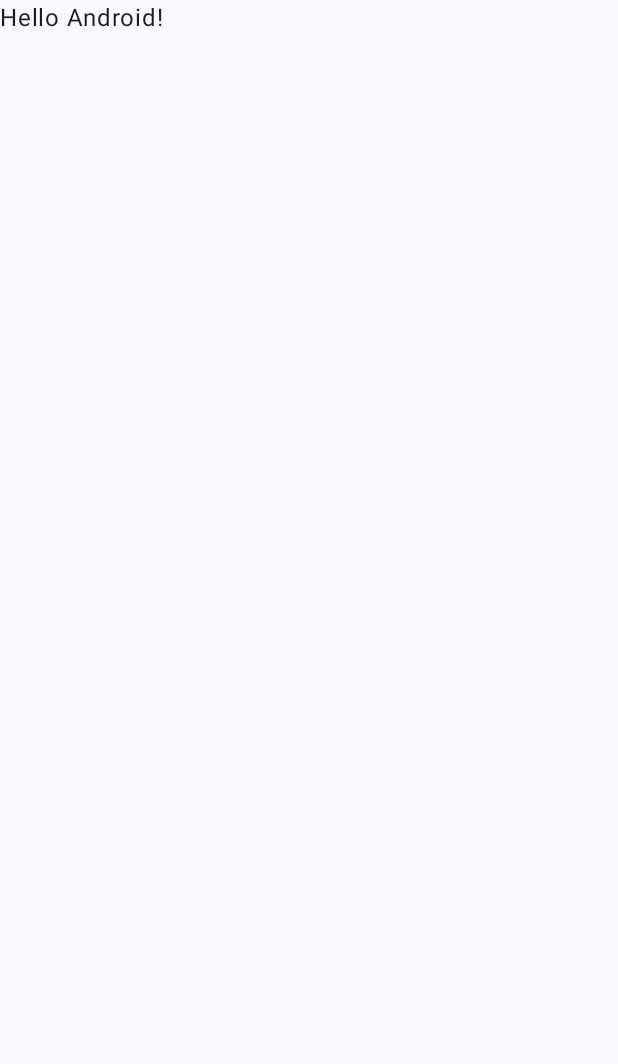
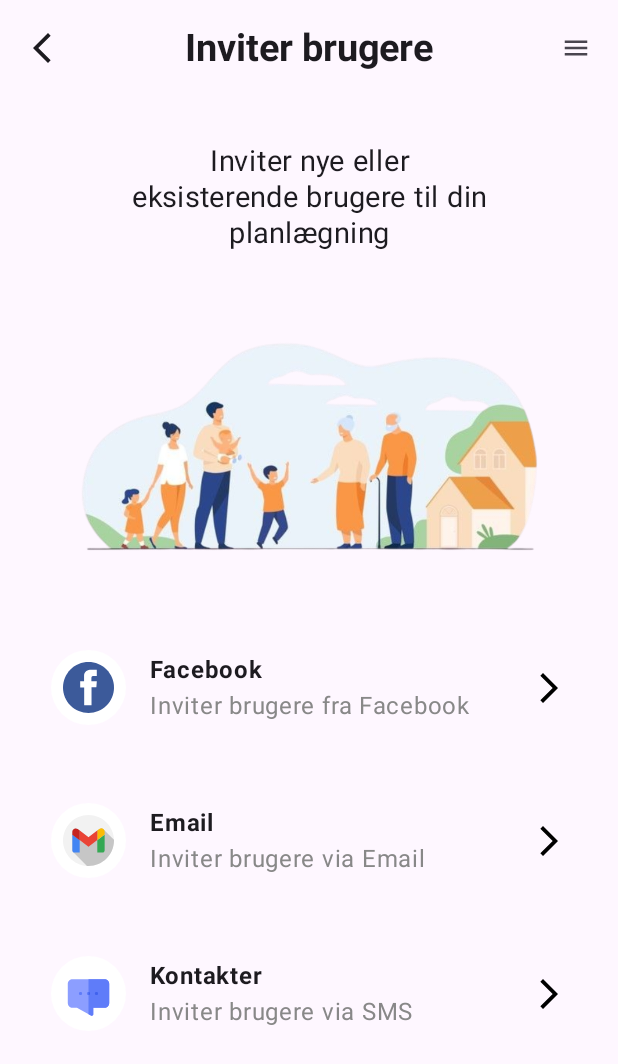
Before and after one commit to DrClocktor/Min-Strom, an Android app built with Jetpack Compose: the screen it shows after launch (MainActivity), on a phone screen of 412 x 824 dp. Before the commit the part shown is almost empty. Shown: the top 1064 px of the screen. Run offline under Robolectric (Android 15) with nearby library versions, the phone set to English and light mode, and no system bars.

Commit message:
InviteUsersScreen og InviteUsersSms

```diff
--- a/app/src/main/java/com/example/minstrom/MainActivity.kt
+++ b/app/src/main/java/com/example/minstrom/MainActivity.kt
@@ -1,29 +1,38 @@
 package com.example.minstrom
+
 
 import android.os.Bundle
 import androidx.activity.ComponentActivity
 import androidx.activity.compose.setContent
-import androidx.activity.enableEdgeToEdge
-import androidx.compose.foundation.layout.fillMaxSize
-import androidx.compose.foundation.layout.padding
-import androidx.compose.material3.Scaffold
+import androidx.compose.material3.MaterialTheme
+import androidx.compose.material3.Surface
 import androidx.compose.material3.Text
 import androidx.compose.runtime.Composable
 import androidx.compose.ui.Modifier
 import androidx.compose.ui.tooling.preview.Preview
+import com.example.minstrom.ui.screens.InviteUsersScreen
 import com.example.minstrom.ui.theme.MinStromTheme
+import androidx.navigation.compose.rememberNavController
+import androidx.navigation.compose.NavHost
+import androidx.navigation.compose.composable
+import com.example.minstrom.ui.screens.InviteUsersSms
 
 class MainActivity : ComponentActivity() {
     override fun onCreate(savedInstanceState: Bundle?) {
         super.onCreate(savedInstanceState)
-        enableEdgeToEdge()
         setContent {
-            MinStromTheme {
-                Scaffold(modifier = Modifier.fillMaxSize()) { innerPadding ->
-                    Greeting(
-                        name = "Android",
-                        modifier = Modifier.padding(innerPadding)
-                    )
+            val navController = rememberNavController()
+
+            MaterialTheme {
+                Surface {
+                    NavHost(navController = navController, startDestination = "invite_users") {
+                        composable("invite_users") {
+                            InviteUsersScreen(navController) // Send navController
+                        }
+                        composable("invite_sms") {
+                            InviteUsersSms(navController)
+                        }
+                    }
                 }
             }
         }
--- /dev/null
+++ b/app/src/main/java/com/example/minstrom/ui/screens/InviteUsersScreen.kt
@@ -0,0 +1,167 @@
+package com.example.minstrom.ui.screens
+
+import androidx.compose.foundation.Image
+import androidx.compose.foundation.background
+import androidx.compose.foundation.clickable
+import androidx.compose.foundation.layout.*
+import androidx.compose.foundation.shape.CircleShape
+import androidx.compose.material3.*
+import androidx.compose.runtime.Composable
+import androidx.compose.ui.Alignment
+import androidx.compose.ui.Modifier
+import androidx.compose.ui.draw.clip
+import androidx.compose.ui.graphics.Color
+import androidx.compose.ui.layout.ContentScale
+import androidx.compose.ui.res.painterResource
+import androidx.compose.ui.text.font.FontWeight
+import androidx.compose.ui.text.style.TextAlign
+import androidx.compose.ui.text.style.TextOverflow
+import androidx.compose.ui.tooling.preview.Preview
+import androidx.compose.ui.unit.dp
+import androidx.compose.ui.unit.sp
+import androidx.navigation.NavController
+import androidx.navigation.compose.rememberNavController
+import com.example.minstrom.R
+
+@OptIn(ExperimentalMaterial3Api::class)
+@Composable
+fun InviteUsersScreen(navController: NavController) {
+    Scaffold(
+        topBar = {
+            CenterAlignedTopAppBar(
+                title = {
+                    Text(
+                        text = "Inviter brugere",
+                        fontSize = 25.sp,
+                        fontWeight = FontWeight.Bold
+                    )
+                },
+                navigationIcon = {
+                    IconButton(onClick = { /* Tilbage handling */ }) {
+                        Icon(
+                            painter = painterResource(id = R.drawable.ic_back),
+                            contentDescription = "Tilbage"
+                        )
+                    }
+                },
+                actions = {
+                    IconButton(onClick = { /* Menu handling */ }) {
+                        Icon(
+                            painter = painterResource(id = R.drawable.ic_menu),
+                            contentDescription = "Menu"
+                        )
+                    }
+                }
+            )
+        }
+    ) { innerPadding ->
+        Column(
+            modifier = Modifier
+                .padding(innerPadding)
+                .fillMaxSize()
+                .padding(16.dp),
+            horizontalAlignment = Alignment.CenterHorizontally
+        ) {
+            Spacer(modifier = Modifier.height(16.dp))
+
+            Text(
+                text = "Inviter nye eller\neksisterende brugere til din\nplanlægning",
+                fontSize = 19.sp,
+                textAlign = TextAlign.Center
+            )
+
+            Spacer(modifier = Modifier.height(32.dp))
+
+            Image(
+                painter = painterResource(id = R.drawable.family),
+                contentDescription = "Invitation illustration",
+                modifier = Modifier
+                    .fillMaxWidth()
+                    .height(200.dp),
+                contentScale = ContentScale.Fit
+            )
+
+            Spacer(modifier = Modifier.height(15.dp))
+
+            InviteOption(
+                iconRes = R.drawable.ic_facebook,
+                title = "Facebook",
+                subtitle = "Inviter brugere fra Facebook",
+                onClick = { /* Handling for Facebook */ }
+            )
+
+            Spacer(modifier = Modifier.height(16.dp))
+
+            InviteOption(
+                iconRes = R.drawable.ic_email,
+                title = "Email",
+                subtitle = "Inviter brugere via Email",
+                onClick = { /* Handling for Email */ }
+            )
+
+            Spacer(modifier = Modifier.height(16.dp))
+
+            InviteOption(
+                iconRes = R.drawable.ic_contacts,
+                title = "Kontakter",
+                subtitle = "Inviter brugere via SMS",
+                onClick = {
+                    navController.navigate("invite_sms") // Navigerer til InviteUsersSms
+                }
+            )
+        }
+    }
+}
+
+@Composable
+fun InviteOption(iconRes: Int, title: String, subtitle: String, onClick: () -> Unit) {
+    Row(
+        modifier = Modifier
+            .fillMaxWidth()
+            .clickable { onClick() }
+            .padding(18.dp),
+        verticalAlignment = Alignment.CenterVertically
+    ) {
+        Image(
+            painter = painterResource(id = iconRes),
+            contentDescription = title,
+            modifier = Modifier
+                .size(50.dp)
+                .clip(CircleShape)
+                .background(Color.White)
+                .padding(8.dp),
+            contentScale = ContentScale.Fit
+        )
+
+        Spacer(modifier = Modifier.width(16.dp))
+
+        Column(
+            modifier = Modifier.weight(1f)
+        ) {
+            Text(
+                text = title,
+                fontWeight = FontWeight.Bold,
+                fontSize = 16.sp
+            )
+            Text(
+                text = subtitle,
+                fontSize = 16.sp,
+                color = Color.Gray,
+                maxLines = 1,
+                overflow = TextOverflow.Ellipsis
+            )
+        }
+
+        Image(
+            painter = painterResource(id = R.drawable.ic_arrow_right),
+            contentDescription = "Pil frem",
+            modifier = Modifier.size(24.dp)
+        )
+    }
+}
+
+@Preview(showBackground = true)
+@Composable
+fun InviteUsersScreenPreview() {
+    InviteUsersScreen(navController = rememberNavController())
+}
--- /dev/null
+++ b/app/src/main/java/com/example/minstrom/ui/viewmodel/viewmodel.kt
@@ -0,0 +1,4 @@
+package com.example.minstrom.ui.viewmodel
+
+class viewmodel {
+}
--- /dev/null
+++ b/app/src/main/res/drawable/ic_arrow_right.xml
@@ -0,0 +1,5 @@
+<vector xmlns:android="http://schemas.android.com/apk/res/android" android:alpha="0.72" android:autoMirrored="true" android:height="24dp" android:tint="#000000" android:viewportHeight="24" android:viewportWidth="24" android:width="24dp">
+
+    <path android:fillColor="@android:color/white" android:pathData="M6.23,20.23l1.77,1.77l10,-10l-10,-10l-1.77,1.77l8.23,8.23z"/>
+
+</vector>
--- /dev/null
+++ b/app/src/main/res/drawable/ic_back.xml
@@ -0,0 +1,5 @@
+<vector xmlns:android="http://schemas.android.com/apk/res/android" android:alpha="0.75" android:height="24dp" android:tint="#000000" android:viewportHeight="24" android:viewportWidth="24" android:width="24dp">
+
+    <path android:fillColor="@android:color/white" android:pathData="M17.77,3.77l-1.77,-1.77l-10,10l10,10l1.77,-1.77l-8.23,-8.23z"/>
+
+</vector>
--- /dev/null
+++ b/app/src/main/res/drawable/ic_contacts.xml
@@ -0,0 +1,21 @@
+<vector xmlns:android="http://schemas.android.com/apk/res/android"
+    android:width="32dp"
+    android:height="32dp"
+    android:viewportWidth="32"
+    android:viewportHeight="32">
+  <path
+      android:pathData="M26,7H6a3,3 0,0 0,-3 3v12a3,3 0,0 0,3 3h2.74l8.77,4.87A1,1 0,0 0,18 30a1,1 0,0 0,0.51 -0.14A1,1 0,0 0,19 29v-4h7a3,3 0,0 0,3 -3V10a3,3 0,0 0,-3 -3Z"
+      android:fillColor="#8c9eff"/>
+  <path
+      android:fillColor="#FF000000"
+      android:pathData="M21,17a1,1 0,0 1,-0.71 -0.29,1.15 1.15,0 0,1 -0.21,-0.33 0.94,0.94 0,0 1,0 -0.76,0.9 0.9,0 0,1 0.54,-0.54 1,1 0,0 1,0.76 0,1.15 1.15,0 0,1 0.33,0.21 1,1 0,0 1,0.21 0.33,1 1,0 0,1 -0.21,1.09 1.15,1.15 0,0 1,-0.33 0.21A1,1 0,0 1,21 17Z"/>
+  <path
+      android:pathData="M26,7H16v22l1.51,0.84A1,1 0,0 0,18 30a1,1 0,0 0,0.51 -0.14A1,1 0,0 0,19 29v-4h7a3,3 0,0 0,3 -3V10a3,3 0,0 0,-3 -3Z"
+      android:fillColor="#5f7cf9"/>
+  <path
+      android:pathData="M16,17a1,1 0,0 1,-0.38 -0.08,1.15 1.15,0 0,1 -0.33,-0.21 1,1 0,0 1,-0.21 -1.09,1 1,0 0,1 0.21,-0.33 1.15,1.15 0,0 1,0.33 -0.21,1 1,0 0,1 0.76,0 0.9,0.9 0,0 1,0.54 0.54,0.94 0.94,0 0,1 0,0.76 1.15,1.15 0,0 1,-0.21 0.33A1,1 0,0 1,16 17zM11,17a1,1 0,0 1,-0.38 -0.08,1.15 1.15,0 0,1 -0.33,-0.21 1,1 0,0 1,-0.21 -1.09,1 1,0 0,1 0.21,-0.33 1.15,1.15 0,0 1,0.33 -0.21,1 1,0 0,1 0.76,0 0.9,0.9 0,0 1,0.54 0.54,0.94 0.94,0 0,1 0,0.76 1.15,1.15 0,0 1,-0.21 0.33A1,1 0,0 1,11 17z"
+      android:fillColor="#5f7cf9"/>
+  <path
+      android:pathData="M16.92,15.62a0.9,0.9 0,0 0,-0.54 -0.54A1,1 0,0 0,16 15v2a1,1 0,0 0,0.71 -0.29,1.15 1.15,0 0,0 0.21,-0.33 0.94,0.94 0,0 0,0 -0.76zM21,17a1,1 0,0 1,-0.71 -0.29,1.15 1.15,0 0,1 -0.21,-0.33 0.94,0.94 0,0 1,0 -0.76,0.9 0.9,0 0,1 0.54,-0.54 1,1 0,0 1,0.76 0,1.15 1.15,0 0,1 0.33,0.21 1,1 0,0 1,0.21 0.33,1 1,0 0,1 -0.21,1.09 1.15,1.15 0,0 1,-0.33 0.21A1,1 0,0 1,21 17z"
+      android:fillColor="#4062ed"/>
+</vector>
--- /dev/null
+++ b/app/src/main/res/drawable/ic_email.xml
@@ -0,0 +1,27 @@
+<vector xmlns:android="http://schemas.android.com/apk/res/android"
+    android:width="38.51dp"
+    android:height="38.5dp"
+    android:viewportWidth="38.51"
+    android:viewportHeight="38.5">
+  <path
+      android:pathData="M38.51,19.25c0,5.29 -2.17,10.11 -5.66,13.6 -3.49,3.49 -8.3,5.65 -13.6,5.65 -0.38,0 -0.76,-0.01 -1.13,-0.04C8.05,37.88 0,29.46 0,19.25c0,-5.29 2.17,-10.11 5.65,-13.6C9.14,2.16 13.95,0 19.25,0s10.11,2.16 13.6,5.65c3.35,3.35 5.49,7.93 5.64,12.98 0.02,0.21 0.02,0.41 0.02,0.62Z"
+      android:fillColor="#f2f2f2"/>
+  <path
+      android:pathData="M38.51,18.65v0.6c0,5.29 -2.17,10.11 -5.66,13.6 -3.49,3.49 -8.3,5.65 -13.6,5.65h-1.09s-0.03,-0.03 -0.04,-0.04c-3.5,-3.49 -6.99,-6.98 -10.49,-10.49 -0.35,-0.3 -0.57,-0.74 -0.57,-1.24v-14.13c0,-2.05 2.35,-3.23 3.99,-1.99l1.55,1.16 6.65,4.99 6.65,-4.99 1.55,-1.16c1.08,-0.81 2.44,-0.58 3.26,0.25 2.59,2.58 5.19,5.18 7.78,7.77l0.02,0.02Z"
+      android:fillColor="#c6c6c6"/>
+  <path
+      android:pathData="M8.72,28.39h3.88v-9.42l-5.54,-4.16v11.91c0,0.92 0.75,1.66 1.66,1.66"
+      android:fillColor="#4285f4"/>
+  <path
+      android:pathData="M25.9,28.39h3.88c0.92,0 1.66,-0.75 1.66,-1.66v-11.91l-5.54,4.16"
+      android:fillColor="#34a853"/>
+  <path
+      android:pathData="M25.9,11.77v7.2l5.54,-4.16v-2.22c0,-2.06 -2.35,-3.23 -3.99,-1.99"
+      android:fillColor="#fbbc04"/>
+  <path
+      android:pathData="M12.6,18.97v-7.2l6.65,4.99 6.65,-4.99v7.2l-6.65,4.99"
+      android:fillColor="#ea4335"/>
+  <path
+      android:pathData="M7.06,12.6v2.22l5.54,4.16v-7.2l-1.55,-1.16c-1.65,-1.23 -3.99,-0.06 -3.99,1.99"
+      android:fillColor="#c5221f"/>
+</vector>
--- /dev/null
+++ b/app/src/main/res/drawable/ic_facebook.xml
@@ -0,0 +1,7 @@
+<vector xmlns:android="http://schemas.android.com/apk/res/android" android:height="24dp" android:viewportHeight="589" android:viewportWidth="589" android:width="24dp">
+
+    <path android:fillColor="#3c5a9a" android:pathData="M294.5,294.5m-294.5,0a294.5,294.5 0,1 1,589 0a294.5,294.5 0,1 1,-589 0"/>
+
+    <path android:fillColor="#fff" android:pathData="M390.26,90.4h-65.24c-38.72,0 -81.78,16.28 -81.78,72.4 0.19,19.55 0,38.28 0,59.36L198.45,222.15v71.27h46.17v205.18h84.85L329.48,292.07h56l5.07,-70.12h-62.53s0.14,-31.19 0,-40.25c0,-22.18 23.08,-20.91 24.46,-20.91 10.98,0 32.33,0.03 37.81,0L390.29,90.4h-0.03z"/>
+
+</vector>
--- /dev/null
+++ b/app/src/main/res/drawable/ic_menu.xml
@@ -0,0 +1,5 @@
+<vector xmlns:android="http://schemas.android.com/apk/res/android" android:alpha="0.83" android:height="20dp" android:viewportHeight="960" android:viewportWidth="960" android:width="20dp">
+
+    <path android:fillColor="#1f1f1f" android:pathData="M120,720v-80h720v80L120,720ZM120,520v-80h720v80L120,520ZM120,320v-80h720v80L120,320Z"/>
+
+</vector>
--- a/gradle/libs.versions.toml
+++ b/gradle/libs.versions.toml
@@ -18,7 +18,7 @@ androidx-core-ktx = { group = "androidx.core", name = "core-ktx", version.ref =
 firebase-analytics = { module = "com.google.firebase:firebase-analytics" }
 firebase-bom = { module = "com.google.firebase:firebase-bom", version.ref = "firebaseBom" }
 google-api-client-android = { module = "com.google.api-client:google-api-client-android", version.ref = "googleApiClientAndroid" }
-google-api-services-calendar = { module = "com.google.apis:google-api-services-calendar", version.ref = "googleApiServicesCalendar" }
+google-api-services-calendar = { group = "com.google.apis", name = "google-api-services-calendar", version = "v3-rev305-1.32.1" }
 google-oauth-client-jetty = { module = "com.google.oauth-client:google-oauth-client-jetty", version.ref = "googleOauthClientJetty" }
 junit = { group = "junit", name = "junit", version.ref = "junit" }
 androidx-junit = { group = "androidx.test.ext", name = "junit", version.ref = "junitVersion" }
```
Also changed, not shown: app/build.gradle.kts (+28 -13 lines), app/src/main/java/com/example/minstrom/ui/screens/InviteUsersSms.kt (added, +200 -0 lines), app/src/main/res/drawable/family.png (added), app/src/main/res/drawable/flag_denmark.png (added), app/src/main/res/drawable/ic_verified.png (added), app/src/main/res/drawable/invite.png (added).
